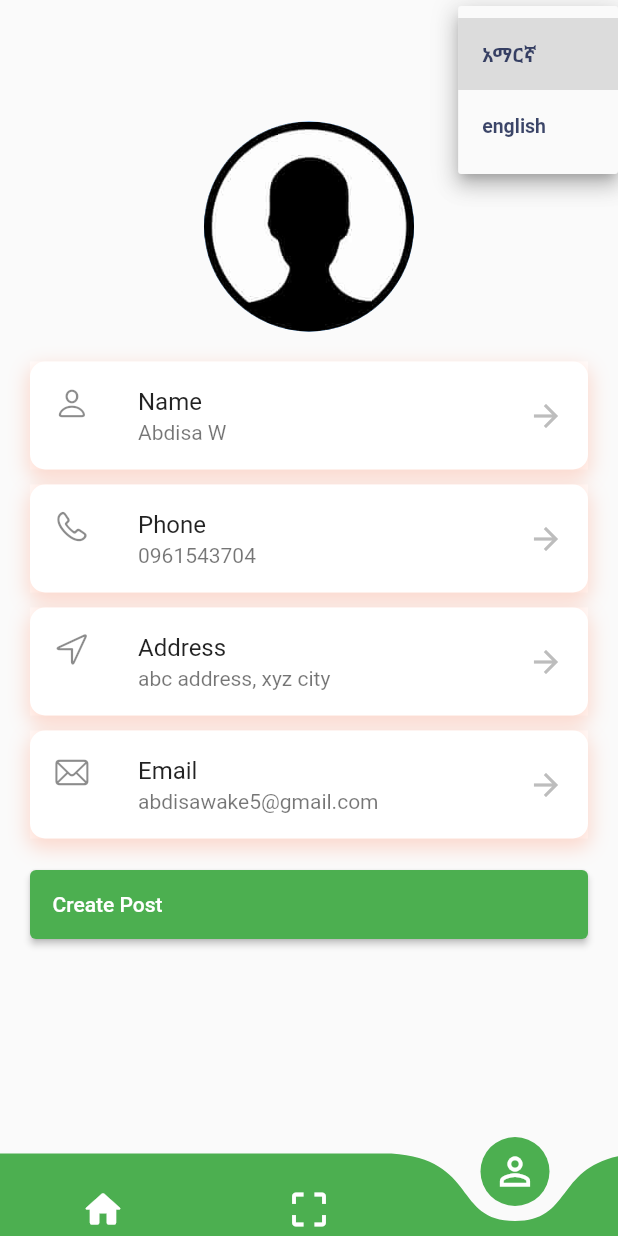
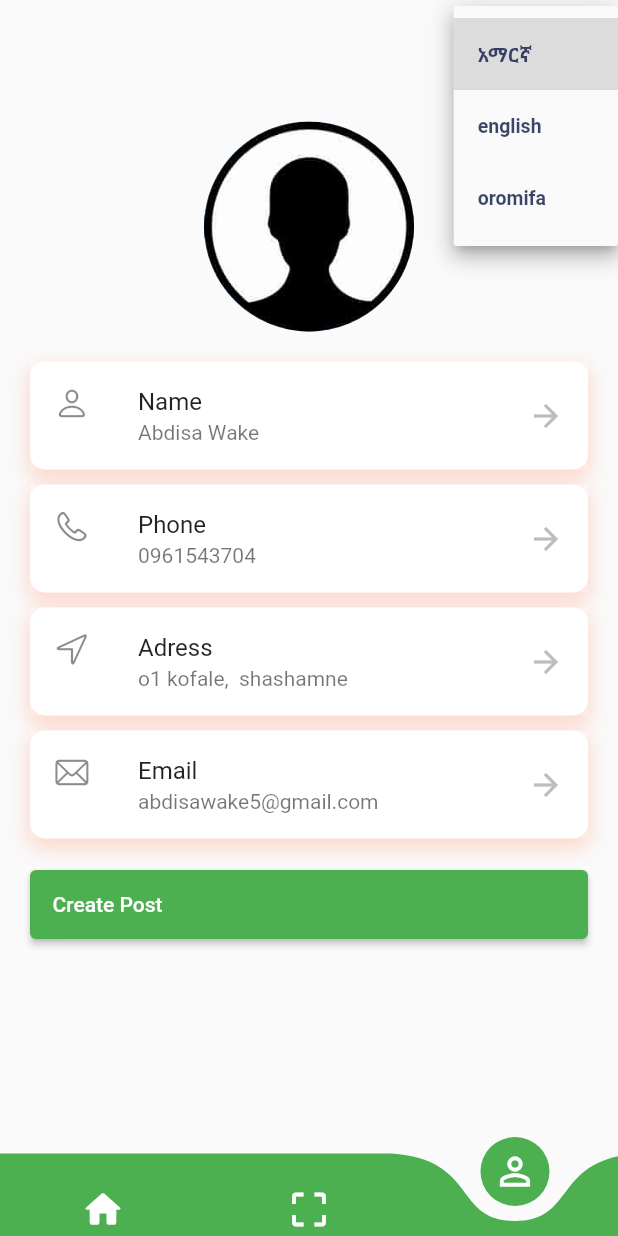
Before and after one commit to Abdiyu-urgesa/FarmAssist-mobile-APP, a Flutter app: the screen it shows after launch, item 3 of the bottom bar chosen, after a tap on "አማርኛ", on a phone screen of 412 x 824 dp. Run offline on Flutter 3.47's test engine with Material 2 defaults, Android fonts, the phone set to English and light mode, and no system bars; drawn by our look-alikes of curved_navigation_bar; our stand-ins replace cached_network_image, dio, geolocator, image_picker, location, shared_preferences; generated files the repository leaves out were written again; network calls fail.

Commit message:
wow its greatthing

```diff
--- a/farmassist_app/lib/classes/ApiHelper.dart
+++ b/farmassist_app/lib/classes/ApiHelper.dart
@@ -13,7 +13,7 @@ class Api {
       }
       // if (accessToken.toString() != "") {
       //   options.headers['Authorization'] = 'Bearer $accessToken';
-      //   return handler.next(options);
+      return handler.next(options);
       // }
     }));
   }
--- a/farmassist_app/lib/classes/get.dart
+++ b/farmassist_app/lib/classes/get.dart
@@ -14,6 +14,8 @@ class servicesApi {
       final response = await _api.api.get('/posts');
       if (response.statusCode == 200) {
         final List<dynamic> jsonResponse = response.data;
+        print(jsonResponse);
+        jsonResponse.removeRange(jsonResponse.length - 3, jsonResponse.length);
         final posts =
             jsonResponse.map((json) => Postmodel.fromJson(json)).toList();
         return posts;
--- a/farmassist_app/lib/classes/language_constants.dart
+++ b/farmassist_app/lib/classes/language_constants.dart
@@ -7,6 +7,7 @@ const String LAGUAGE_CODE = 'languageCode';
 //languages code
 const String ENGLISH = 'en';
 const String Amharic = 'am';
+const String OROMIC = 'or';
 
 Future<Locale> setLocale(String languageCode) async {
   SharedPreferences _prefs = await SharedPreferences.getInstance();
@@ -26,6 +27,8 @@ Locale _locale(String languageCode) {
       return const Locale(ENGLISH, '');
     case Amharic:
       return const Locale(Amharic, "");
+    case OROMIC:
+      return const Locale(OROMIC, "");
     default:
       return const Locale(ENGLISH, '');
   }
--- a/farmassist_app/lib/componenets/langDropdown.dart
+++ b/farmassist_app/lib/componenets/langDropdown.dart
@@ -47,6 +47,15 @@ class _LanguageDropdownState extends State<LanguageDropdown> {
                         fontWeight: FontWeight.bold,
                         fontSize: 13,
                         color: Color.fromARGB(205, 13, 25, 69)),
+                  )),
+              DropdownMenuItem(
+                  value: "or",
+                  child: Text(
+                    "oromifa",
+                    style: TextStyle(
+                        fontWeight: FontWeight.bold,
+                        fontSize: 13,
+                        color: Color.fromARGB(205, 13, 25, 69)),
                   ))
             ]),
       ],
--- a/farmassist_app/lib/l10n/I10n.dart
+++ b/farmassist_app/lib/l10n/I10n.dart
@@ -1,5 +1,9 @@
 import 'package:flutter/material.dart';
 
 class L10n {
-  static final all = [const Locale('en'), const Locale('am')];
+  static final all = [
+    const Locale('en'),
+    const Locale('am'),
+    const Locale('or')
+  ];
 }
--- a/farmassist_app/lib/screens/peofile.dart
+++ b/farmassist_app/lib/screens/peofile.dart
@@ -25,12 +25,12 @@ class _ProfilePageState extends State<ProfilePage> {
                 backgroundImage: AssetImage('assets/porfile.jpg'),
               ),
               const SizedBox(height: 20),
-              itemProfile('Name', 'Abdisa W ', CupertinoIcons.person),
+              itemProfile('Name', 'Abdisa Wake ', CupertinoIcons.person),
               const SizedBox(height: 10),
               itemProfile('Phone', '0961543704', CupertinoIcons.phone),
               const SizedBox(height: 10),
               itemProfile(
-                  'Address', 'abc address, xyz city', CupertinoIcons.location),
+                  'Adress ', 'o1 kofale,  shashamne', CupertinoIcons.location),
               const SizedBox(height: 10),
               itemProfile(
                   'Email', 'abdisawake5@gmail.com', CupertinoIcons.mail),
```
Also changed, not shown: farmassist_app/lib/l10n/app_am.arb (+11 -3 lines), farmassist_app/lib/l10n/app_en.arb (+34 -0 lines), farmassist_app/lib/l10n/app_or.arb (added, +13 -0 lines), farmassist_app/lib/screens/home.dart (+8 -7 lines), farmassist_app/lib/screens/try_weather.dart (+10 -13 lines).
